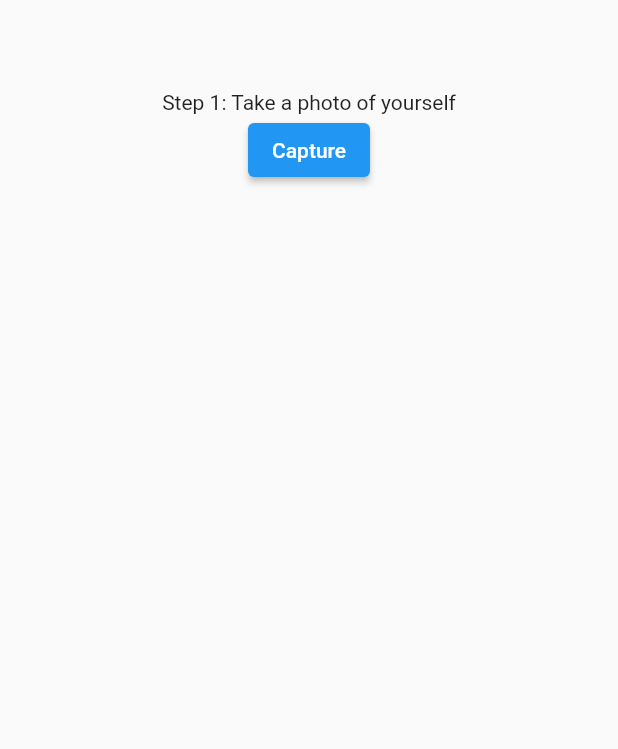
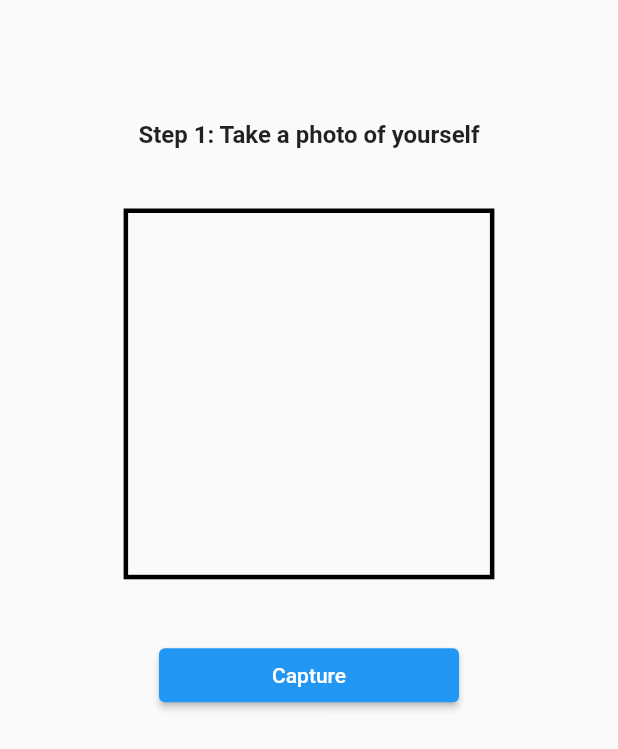
Before and after one commit to EdwinWalela/jamiiclient, a Flutter app: the screen it shows after launch, swiped to page 2, on a phone screen of 412 x 824 dp. Shown: the top 749 px of the screen. Run offline on Flutter 3.47's test engine with Material 2 defaults, Android fonts, the phone set to English and light mode, and no system bars; our stand-ins replace flutter_svg, socket_io_client; missing offline and left inert: cryptography.

Commit message:
selfie step

```diff
--- a/lib/src/screens/registration/Biometrics.dart
+++ b/lib/src/screens/registration/Biometrics.dart
@@ -11,22 +11,48 @@ class Biometrics extends StatelessWidget {
     return Padding(
       padding: EdgeInsets.fromLTRB(30, 60, 30, 50),
       child: Column(
-        children: [buildHeader(header), buildButton("Capture", pageController)],
+        children: [
+          Container(margin: EdgeInsets.only(top: 20)),
+          buildHeader(header),
+          Container(margin: EdgeInsets.only(top: 40)),
+          buildImageFrame(context),
+          Container(margin: EdgeInsets.only(top: 40)),
+          buildButton("Capture", pageController),
+        ],
       ),
     );
   }
 
   Widget buildHeader(String header) {
-    return Text(header);
+    return Text(
+      header,
+      style: TextStyle(
+        fontSize: 16,
+        fontWeight: FontWeight.bold,
+      ),
+    );
+  }
+
+  Widget buildImageFrame(BuildContext context) {
+    return Container(
+      width: MediaQuery.of(context).size.width * 0.6,
+      height: MediaQuery.of(context).size.width * 0.6,
+      decoration: BoxDecoration(
+        border: Border.all(color: Colors.black, width: 3),
+      ),
+    );
   }
 
   Widget buildButton(String buttonText, PageController pageController) {
-    return ElevatedButton(
-      onPressed: () async {
-        pageController.nextPage(
-            duration: Duration(milliseconds: 500), curve: Curves.easeInOut);
-      },
-      child: Text(buttonText),
+    return SizedBox(
+      width: 200,
+      child: ElevatedButton(
+        onPressed: () async {
+          pageController.nextPage(
+              duration: Duration(milliseconds: 500), curve: Curves.easeInOut);
+        },
+        child: Text(buttonText),
+      ),
     );
   }
 }
--- a/lib/src/screens/registration/RegistrationScreen.dart
+++ b/lib/src/screens/registration/RegistrationScreen.dart
@@ -2,14 +2,15 @@ import 'package:flutter/cupertino.dart';
 import 'package:flutter/material.dart';
 import 'package:jamiiclient/src/screens/registration/Biometrics.dart';
 import 'package:jamiiclient/src/screens/registration/Intro.dart';
-import 'package:jamiiclient/src/screens/registration/RegistrationScreen.dart';
 
 class RegistrationScreen extends StatelessWidget {
   Widget build(BuildContext context) {
-    final PageController pageController = PageController(initialPage: 0);
+    final PageController pageController = PageController(initialPage: 1);
 
     return Scaffold(
-      body: PageView(
+      body: Padding(
+        padding: EdgeInsets.only(left: 40, right: 40),
+        child: PageView(
           physics: NeverScrollableScrollPhysics(),
           scrollDirection: Axis.horizontal,
           controller: pageController,
@@ -25,6 +26,7 @@ class RegistrationScreen extends StatelessWidget {
                 pageController: pageController),
           ],
         ),
+      ),
     );
   }
 }
--- a/pubspec.yaml
+++ b/pubspec.yaml
@@ -51,11 +51,7 @@ flutter:
 
   # To add assets to your application, add an assets section, like this:
   assets:
-    - assets/gif/community.gif
-    - assets/gif/relax.gif
-    - assets/gif/Vault.gif
-    - assets/gif/laptop.gif
-    - assets/gif/high-five.gif
+    - assets/gif/
   #   - images/a_dot_ham.jpeg
 
   # An image asset can refer to one or more resolution-specific "variants", see
```
Also changed, not shown: lib/src/screens/registration/Intro.dart (+26 -8 lines), assets/gif/register.gif (added). Lines whose indentation alone changed are shown as unchanged.
